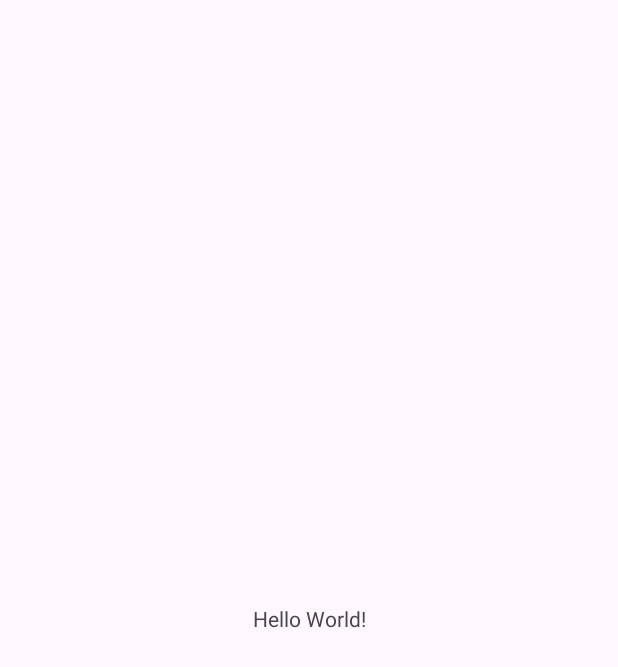
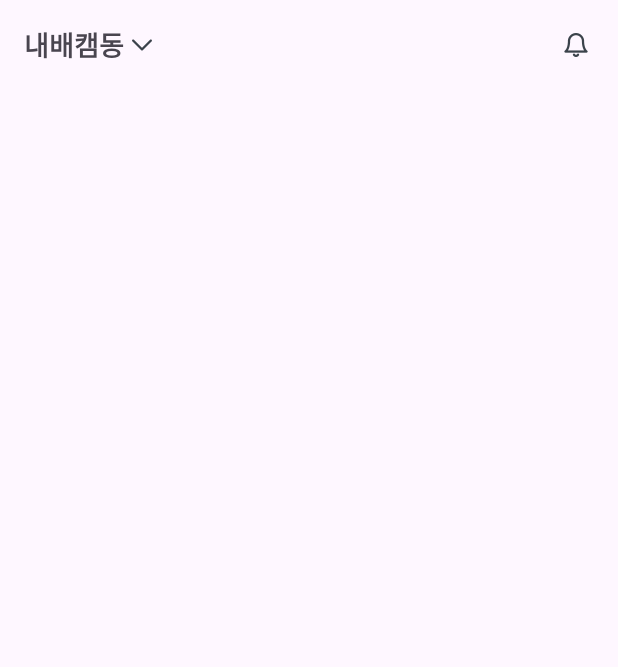
Before and after one commit to kkevi/android_7week_kkeviMarket, an Android app: the screen it shows after launch (MainActivity), on a phone screen of 412 x 824 dp. Before the commit the part shown is almost empty. Shown: the top 667 px of the screen. Run offline under Robolectric (Android 15) with nearby library versions, the phone set to English and light mode, and no system bars.

Commit message:
추가 : 메인화면 앱바 UI 추가

```diff
--- a/app/src/main/res/layout/activity_main.xml
+++ b/app/src/main/res/layout/activity_main.xml
@@ -7,13 +7,46 @@
     android:layout_height="match_parent"
     tools:context=".MainActivity">
 
-    <TextView
-        android:layout_width="wrap_content"
+    <androidx.constraintlayout.widget.ConstraintLayout
+        android:layout_width="match_parent"
         android:layout_height="wrap_content"
-        android:text="Hello World!"
-        app:layout_constraintBottom_toBottomOf="parent"
+        app:layout_constraintStart_toStartOf="parent"
         app:layout_constraintEnd_toEndOf="parent"
-        app:layout_constraintStart_toStartOf="parent"
-        app:layout_constraintTop_toTopOf="parent" />
+        app:layout_constraintTop_toTopOf="parent"
+        android:padding="16dp">
+
+        <TextView
+            android:id="@+id/tv_village"
+            android:layout_width="wrap_content"
+            android:layout_height="wrap_content"
+            android:text="@string/village"
+            android:textSize="18sp"
+            android:textStyle="bold"
+            app:layout_constraintStart_toStartOf="parent"
+            app:layout_constraintTop_toTopOf="parent"
+            app:layout_constraintBottom_toBottomOf="parent" />
+
+        <ImageView
+            android:id="@+id/iv_village_arrow"
+            android:layout_width="24dp"
+            android:layout_height="24dp"
+            android:src="@drawable/ic_arrow_down"
+            app:layout_constraintBottom_toBottomOf="parent"
+            app:layout_constraintStart_toEndOf="@+id/tv_village"
+            app:layout_constraintTop_toTopOf="parent" />
+
+        <ImageView
+            android:id="@+id/iv_notification"
+            android:layout_width="24dp"
+            android:layout_height="24dp"
+            android:layout_marginStart="8dp"
+            android:layout_weight="1"
+            android:src="@drawable/ic_notification"
+            app:layout_constraintBottom_toBottomOf="parent"
+            app:layout_constraintEnd_toEndOf="parent"
+            app:layout_constraintTop_toTopOf="parent" />
+
+    </androidx.constraintlayout.widget.ConstraintLayout>
+
 
 </androidx.constraintlayout.widget.ConstraintLayout>
--- a/app/src/main/res/values/strings.xml
+++ b/app/src/main/res/values/strings.xml
@@ -1,3 +1,4 @@
 <resources>
-    <string name="app_name">kkevi_market</string>
+    <string name="app_name">깨비마켓</string>
+    <string name="village">내배캠동</string>
 </resources>
```
Also changed, not shown: app/src/main/res/drawable/ic_arrow_down.png (added), app/src/main/res/drawable/ic_notification.png (added).
